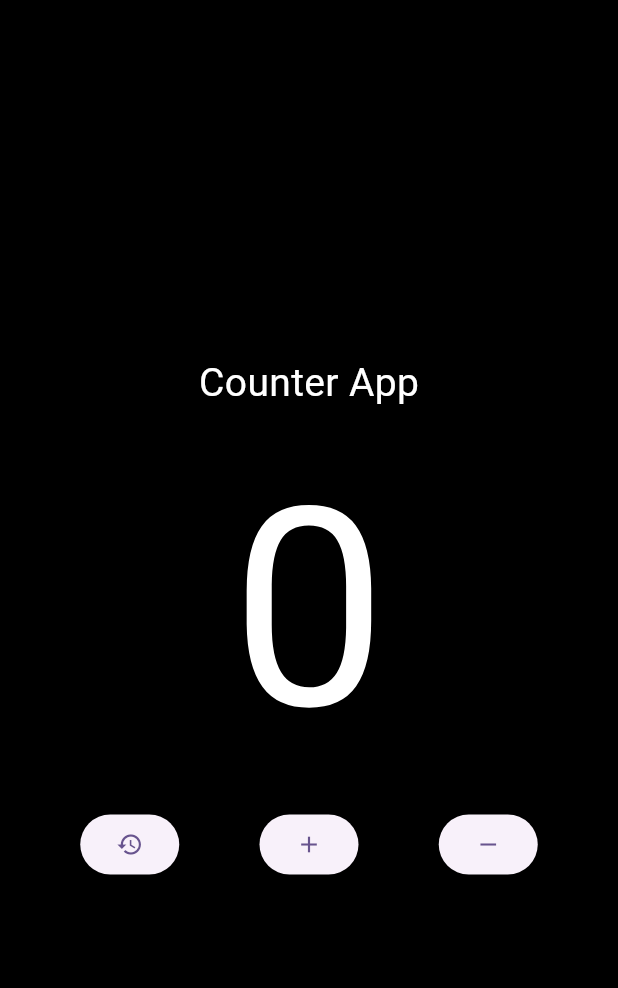
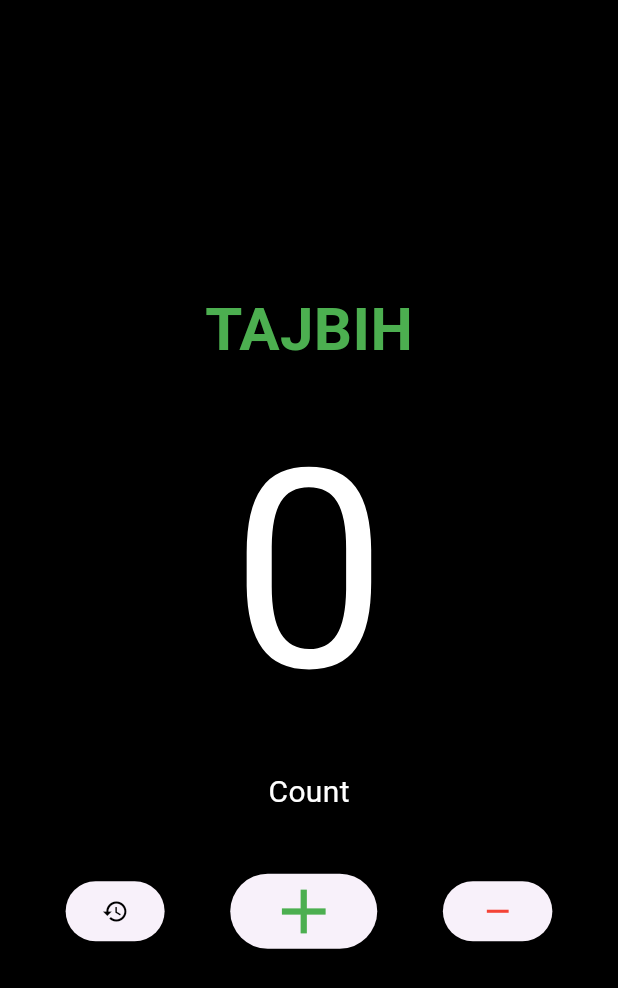
Before and after one commit to riazulrocky/Counter_App, a Flutter app: the screen it shows after launch, on a phone screen of 412 x 824 dp. Shown: the top 988 px of the screen. Run offline on Flutter 3.47's test engine with Material 3 defaults, Android fonts, the phone set to English and light mode, and no system bars.

Commit message:
Counter App

```diff
--- a/lib/counter_page.dart
+++ b/lib/counter_page.dart
@@ -37,12 +37,22 @@ class _CounterPageState extends State<CounterPage> {
           mainAxisAlignment: MainAxisAlignment.center,
           children: [
             Text(
-              "Counter App",
-              style: TextStyle(color: Colors.white, fontSize: 26),
+              "TAJBIH",
+              style: TextStyle(
+                  fontSize: 40,
+                  fontWeight: FontWeight.bold,
+                  color: Colors.green),
             ),
             Text(
               _counter.toString(),
               style: TextStyle(color: Colors.white, fontSize: 185),
+            ),
+            Text(
+              "Count",
+              style: TextStyle(color: Colors.white, fontSize: 20),
+            ),
+            SizedBox(
+              height: 40,
             ),
             Row(
               mainAxisAlignment: MainAxisAlignment.spaceEvenly,
@@ -51,17 +61,28 @@ class _CounterPageState extends State<CounterPage> {
                     onPressed: () {
                       _resetCounter();
                     },
-                    child: Icon(Icons.restore)),
+                    child: Icon(
+                      Icons.restore,
+                      color: Colors.black,
+                    )),
                 ElevatedButton(
                     onPressed: () {
                       _incrementCounter();
                     },
-                    child: Icon(Icons.add)),
+                    child: Icon(
+                      Icons.add,
+                      color: Colors.green,
+                      size: 50,
+                    )),
                 ElevatedButton(
                   onPressed: () {
                     _decrementCounter();
                   },
-                  child: Icon(Icons.remove),
+                  child: Icon(
+                    Icons.remove,
+                    color: Colors.red,
+                    size: 25,
+                  ),
                 ),
               ],
             )
```
